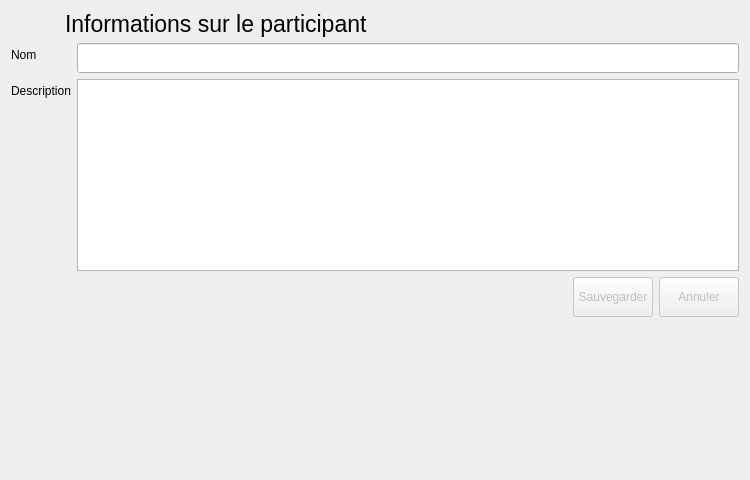
This is python/resources/ui/participantwidget.ui in introlab/OpenIMU as Qt 5 draws it before an edit. The edited form follows.
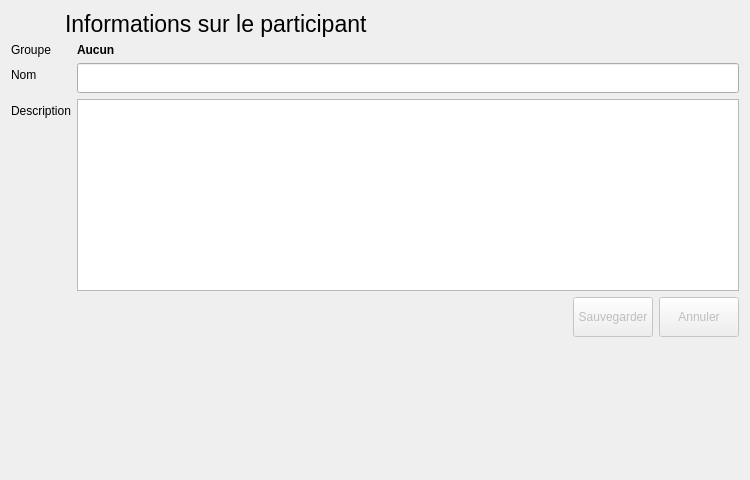
This is the edited form. Icons and pictures are not drawn.

Commit message: Added groups and participants models to corresponding uis

Patch:
```diff
--- a/python/resources/ui/participantwidget.ui
+++ b/python/resources/ui/participantwidget.ui
@@ -70,14 +70,14 @@
      <property name="fieldGrowthPolicy">
       <enum>QFormLayout::ExpandingFieldsGrow</enum>
      </property>
-     <item row="0" column="0">
+     <item row="1" column="0">
       <widget class="QLabel" name="lblName">
        <property name="text">
         <string>Nom</string>
        </property>
       </widget>
      </item>
-     <item row="0" column="1">
+     <item row="1" column="1">
       <widget class="QLineEdit" name="txtName">
        <property name="minimumSize">
         <size>
@@ -93,14 +93,14 @@
        </property>
       </widget>
      </item>
-     <item row="1" column="0">
+     <item row="2" column="0">
       <widget class="QLabel" name="lblDesc">
        <property name="text">
         <string>Description</string>
        </property>
       </widget>
      </item>
-     <item row="1" column="1">
+     <item row="2" column="1">
       <widget class="QPlainTextEdit" name="txtDesc">
        <property name="sizePolicy">
         <sizepolicy hsizetype="MinimumExpanding" vsizetype="Expanding">
@@ -116,7 +116,7 @@
        </property>
       </widget>
      </item>
-     <item row="3" column="1">
+     <item row="4" column="1">
       <layout class="QHBoxLayout" name="horizontalLayout">
        <item>
         <spacer name="horizontalSpacer">
@@ -194,6 +194,26 @@
        </item>
       </layout>
      </item>
+     <item row="0" column="0">
+      <widget class="QLabel" name="lblGroup">
+       <property name="text">
+        <string>Groupe</string>
+       </property>
+      </widget>
+     </item>
+     <item row="0" column="1">
+      <widget class="QLabel" name="lblGroupValue">
+       <property name="font">
+        <font>
+         <weight>75</weight>
+         <bold>true</bold>
+        </font>
+       </property>
+       <property name="text">
+        <string>Aucun</string>
+       </property>
+      </widget>
+     </item>
     </layout>
    </item>
    <item>
```
The commit also changes 4 other files.
